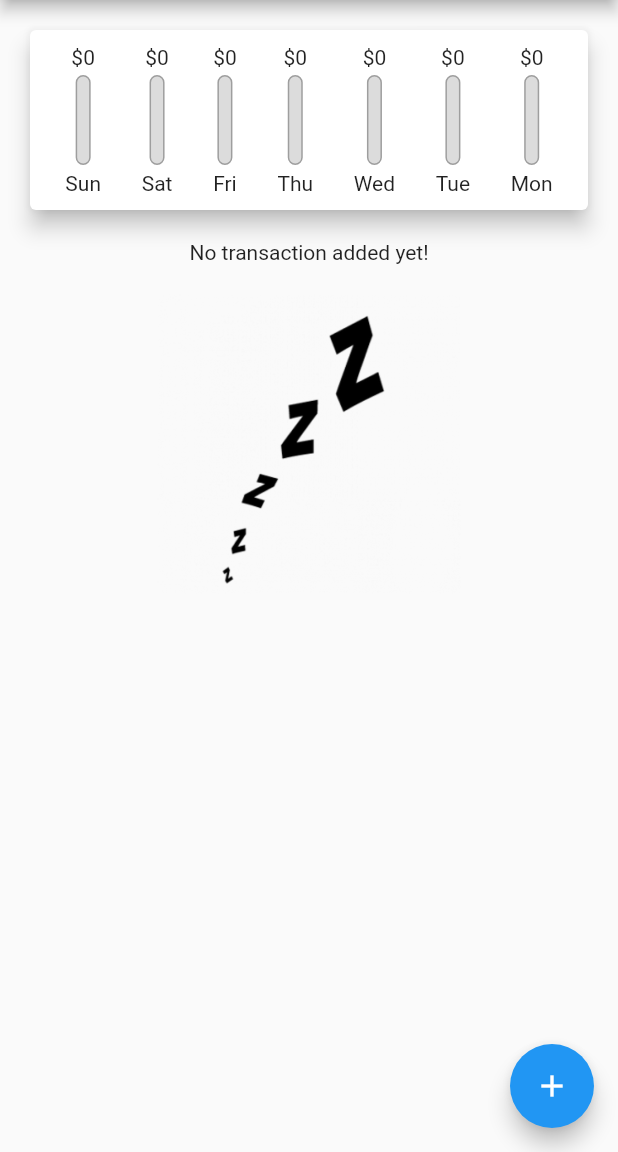
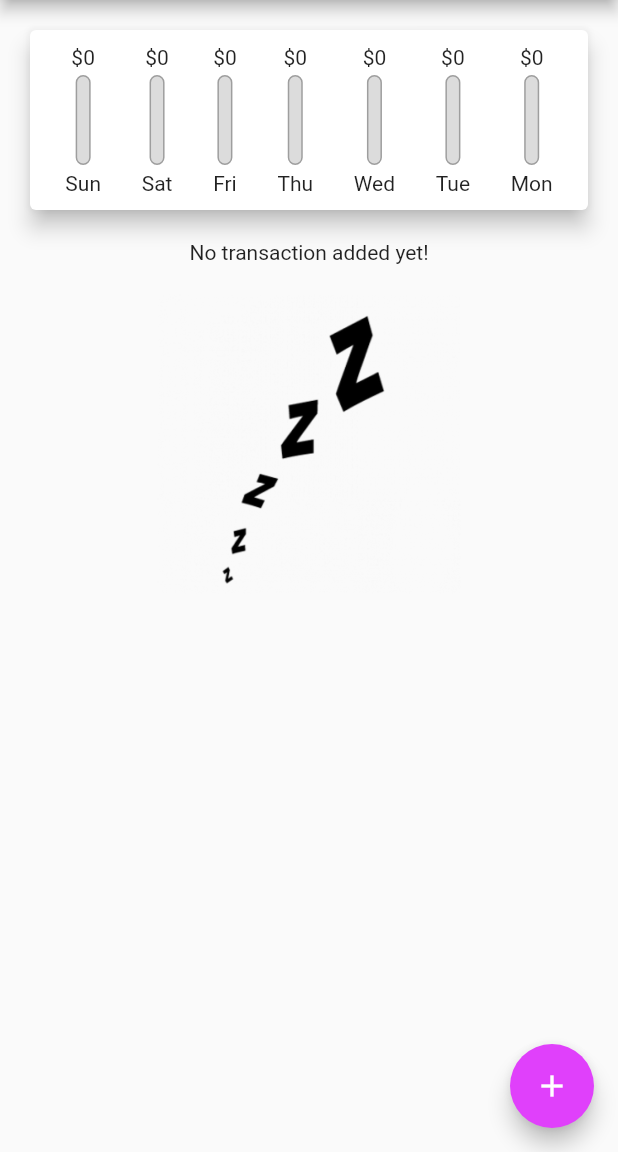
Before and after one commit to chaanto/expense_project, a Flutter app: the screen it shows after launch, on a phone screen of 412 x 824 dp, the part 84-1236 px from its top. Run offline on Flutter 3.47's test engine with Material 2 defaults, Android fonts, the phone set to English and light mode, and no system bars; Roboto replaces fonts that are missing (Opensans).

```diff
--- a/lib/main.dart
+++ b/lib/main.dart
@@ -59,7 +59,7 @@ class _MyHomePageState extends State<MyHomePage> {
     return _userTransactions.where((transaction) {
       return transaction.date.isAfter(
         DateTime.now().subtract(
-          Duration(days:7),
+          Duration(days: 7),
         ),
       );
     }).toList();
@@ -86,13 +86,23 @@ class _MyHomePageState extends State<MyHomePage> {
     );
   }
 
+  void _deleteTransaction(String id) {
+    setState(() {
+      _userTransactions.removeWhere((transaction) => transaction.id == id);
+    });
+  }
+
   @override
   Widget build(BuildContext context) {
     return Scaffold(
       appBar: AppBar(
         title: Text('Personal Expenses'),
         backgroundColor: Theme.of(context).primaryColor,
-        actions: <Widget>[IconButton(onPressed: () => _startAddNewTransaction(context), icon: Icon(Icons.add))],
+        actions: <Widget>[
+          IconButton(
+              onPressed: () => _startAddNewTransaction(context),
+              icon: Icon(Icons.add))
+        ],
       ),
       body: SingleChildScrollView(
         child: Column(
@@ -100,12 +110,15 @@ class _MyHomePageState extends State<MyHomePage> {
           crossAxisAlignment: CrossAxisAlignment.stretch,
           children: <Widget>[
             Chart(_recentTransactions),
-            TransactionList(_userTransactions),
+            TransactionList(_userTransactions, _deleteTransaction),
           ],
         ),
       ),
       floatingActionButtonLocation: FloatingActionButtonLocation.endFloat,
-      floatingActionButton: FloatingActionButton(child: Icon(Icons.add), onPressed:  () => _startAddNewTransaction(context),
+      floatingActionButton: FloatingActionButton(
+        child: Icon(Icons.add),
+        onPressed: () => _startAddNewTransaction(context),
+        backgroundColor: Theme.of(context).primaryColor,
       ),
     );
   }
```
Also changed, not shown: lib/widgets/transaction_list.dart (+29 -11 lines). Lines whose indentation alone changed are shown as unchanged.
